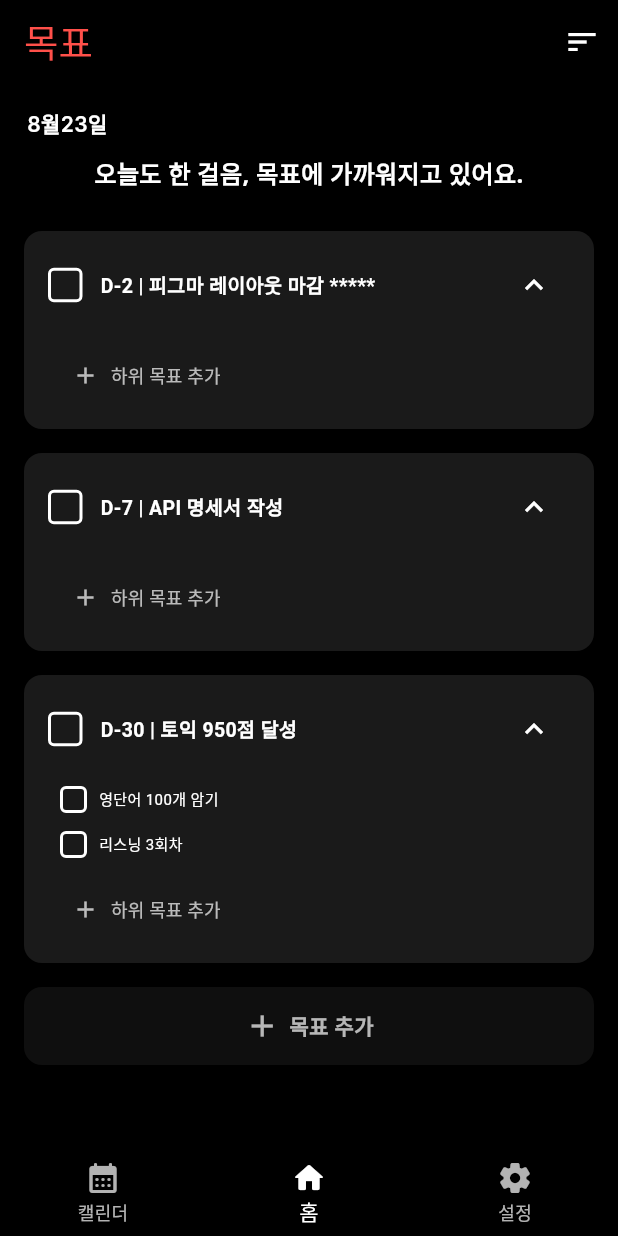
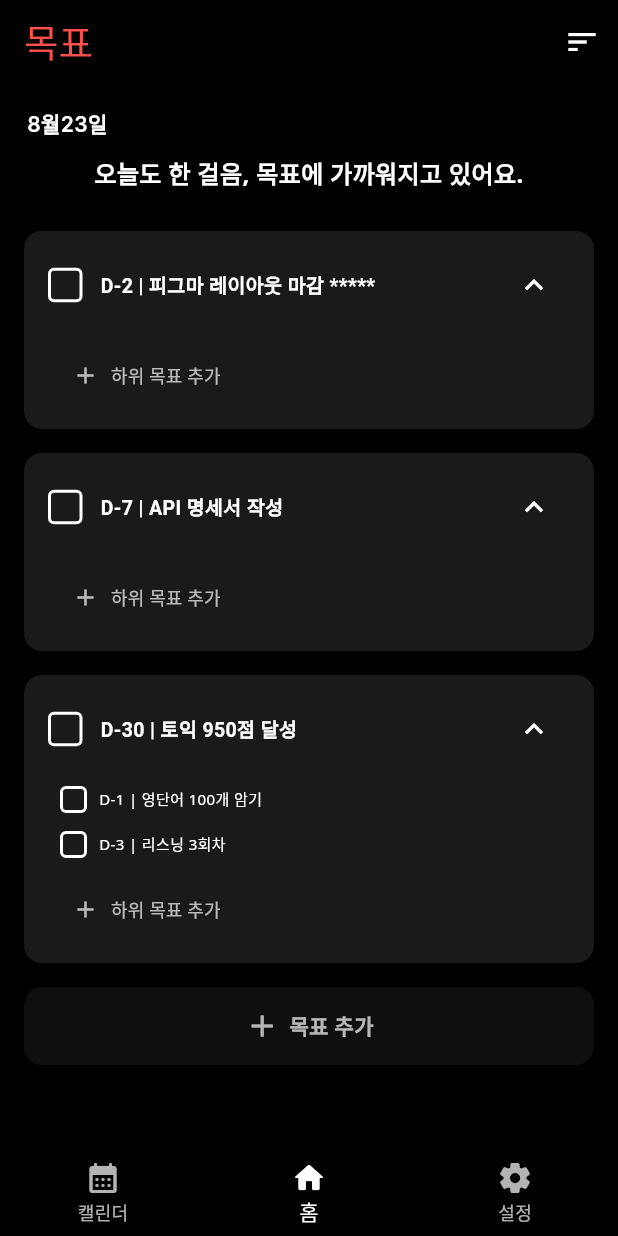
Before and after one commit to SSU-ICT-Project/DM_Frontend, a Flutter app: the screen it shows after launch, on a phone screen of 412 x 824 dp. Run offline on Flutter 3.47's test engine with Material 3 defaults, Android fonts, the phone set to English and light mode, and no system bars; our stand-ins replace font_awesome_flutter, google_fonts, permission_handler; accounts and stored records are empty.

Commit message:
하위 목표 디데이 기능 추가

```diff
--- a/lib/models/goal_model.dart
+++ b/lib/models/goal_model.dart
@@ -5,12 +5,14 @@ class SubGoal {
   final String title;
   final DateTime createdAt;
   final bool isCompleted;
+  final DateTime? deadline;   // 하위 목표 디데이
 
   const SubGoal({
     required this.id,
     required this.title,
     required this.createdAt,
     this.isCompleted = false,
+    this.deadline,        // 하위 목표 디데이
   });
 
   SubGoal copyWith({
@@ -18,14 +20,26 @@ class SubGoal {
     String? title,
     DateTime? createdAt,
     bool? isCompleted,
+    DateTime? deadline, // 하위 목표 디데이
   }) {
     return SubGoal(
       id: id ?? this.id,
       title: title ?? this.title,
       createdAt: createdAt ?? this.createdAt,
       isCompleted: isCompleted ?? this.isCompleted,
+      deadline: deadline ?? this.deadline,    // 하위 목표 디데이
     );
   }
+
+  // 디데이 계산을 위한 getter 추가
+  int? get dDay {
+    if (deadline == null) return null;
+    final now = DateTime.now();
+    final today = DateTime(now.year, now.month, now.day);
+    final due = DateTime(deadline!.year, deadline!.month, deadline!.day);
+    return due.difference(today).inDays;
+  }
+
 }
 
 class Goal {
--- a/lib/screens/goals_screen.dart
+++ b/lib/screens/goals_screen.dart
@@ -29,8 +29,9 @@ class _GoalsScreenState extends State<GoalsScreen> {
         createdAt: DateTime.now().subtract(const Duration(days: 8)),
         deadline: DateTime.now().add(const Duration(days: 30)),
         subGoals: [
-          SubGoal(id: 's1', title: '영단어 100개 암기', createdAt: DateTime(2025, 1, 1)),
-          SubGoal(id: 's2', title: '리스닝 3회차', createdAt: DateTime(2025, 1, 2)),
+          // 하위 데이터 deadline 추가
+          SubGoal(id: 's1', title: '영단어 100개 암기', createdAt: DateTime(2025, 1, 1),deadline: DateTime.now().add(const Duration(days: 1))),
+          SubGoal(id: 's2', title: '리스닝 3회차', createdAt: DateTime(2025, 1, 2), deadline: DateTime.now().add(const Duration(days: 3))),
         ],
       ),
       Goal(
@@ -92,17 +93,24 @@ class _GoalsScreenState extends State<GoalsScreen> {
   }
 
   Future<void> _addSubGoal(String goalId) async {
-    final result = await showDialog<String>(
+    // Map<String, dynamic> 타입으로 결과 받기
+    final result = await showDialog<Map<String, dynamic>>(
       context: context,
       builder: (context) => const _AddSubGoalDialog(),
     );
-    if (result == null || result.trim().isEmpty) return;
+    if (result == null || result['title'].trim().isEmpty) return;
+
     setState(() {
       final index = _goals.indexWhere((g) => g.id == goalId);
       if (index == -1) return;
       final goal = _goals[index];
       final updatedSubs = List<SubGoal>.from(goal.subGoals)
-        ..add(SubGoal(id: UniqueKey().toString(), title: result.trim(), createdAt: DateTime.now()));
+        ..add(SubGoal(
+          id: UniqueKey().toString(),
+          title: result['title'].trim(),
+          createdAt: DateTime.now(),
+          deadline: result['deadline'], // deadline 전달
+        ));
       _goals[index] = goal.copyWith(subGoals: updatedSubs);
     });
   }
@@ -249,13 +257,6 @@ class _GoalsScreenState extends State<GoalsScreen> {
     return base;
   }
 
-  TextStyle _subGoalTextStyle(SubGoal sub) {
-    final base = GoogleFonts.notoSans(fontSize: 10, fontWeight: FontWeight.w400, color: Colors.white);
-    if (sub.isCompleted) {
-      return base.copyWith(decoration: TextDecoration.lineThrough, color: Colors.white70);
-    }
-    return base;
-  }
 
   @override
   Widget build(BuildContext context) {
@@ -411,13 +412,10 @@ class _GoalCard extends StatelessWidget {
                       const SizedBox(width: 8),
                       Expanded(
                         child: Text(
-                          sub.title,
-                          style: TextStyle(
-                            decoration: sub.isCompleted ? TextDecoration.lineThrough : null,
-                            color: Colors.white,
-                            fontSize: 10,
-                            fontWeight: FontWeight.w400,
-                          ),
+                          _subGoalDDayLabel(sub).isNotEmpty
+                              ? '${_subGoalDDayLabel(sub)} | ${sub.title}'
+                              : sub.title,
+                          style: _subGoalTextStyle(sub),
                         ),
                       ),
                     ],
@@ -531,6 +529,21 @@ class _AddMainGoalTile extends StatelessWidget {
     );
   }
 }
+// 하위 목표용 디데이 레이블 함수
+String _subGoalDDayLabel(SubGoal sub) {
+  final d = sub.dDay;
+  if (d == null) return '';
+  if (d == 0) return 'D-DAY';
+  return d > 0 ? 'D-$d' : 'D+${-d}';
+}
+
+TextStyle _subGoalTextStyle(SubGoal sub) {
+  final base = GoogleFonts.notoSans(fontSize: 10, fontWeight: FontWeight.w400, color: Colors.white);
+  if (sub.isCompleted) {
+    return base.copyWith(decoration: TextDecoration.lineThrough, color: Colors.white70);
+  }
+  return base;
+}
 
 class _AddSubGoalDialog extends StatefulWidget {
   const _AddSubGoalDialog({super.key}); // Added super.key
@@ -541,6 +554,7 @@ class _AddSubGoalDialog extends StatefulWidget {
 
 class _AddSubGoalDialogState extends State<_AddSubGoalDialog> {
   final TextEditingController _controller = TextEditingController();
+  DateTime? _deadline;  // 하위 목표 디데이
 
   @override
   void dispose() {
@@ -553,12 +567,45 @@ class _AddSubGoalDialogState extends State<_AddSubGoalDialog> {
     return AlertDialog(
       backgroundColor: Colors.grey[900],
       title: Text('하위 목표 추가', style: GoogleFonts.inter(color: Colors.white)),
-      content: TextField(
-        controller: _controller,
-        decoration: const InputDecoration(labelText: '하위 목표 제목', labelStyle: TextStyle(color: Colors.white70)),
-        style: const TextStyle(color: Colors.white),
-        autofocus: true,
-        onSubmitted: (v) => _submit(),
+      content: SingleChildScrollView(
+        child: Column(
+          mainAxisSize: MainAxisSize.min,
+          children: [
+            TextField(
+              controller: _controller,
+              decoration: const InputDecoration(labelText: '하위 목표 제목', labelStyle: TextStyle(color: Colors.white70)
+              ),
+              style: const TextStyle(color: Colors.white),
+              autofocus: true,
+              onSubmitted: (v) => _submit(),
+            ),
+            const SizedBox(height: 8),
+            // 마감일 선택 위젯 추가
+            Row(
+              children: [
+                Expanded(
+                  child: Text(
+                    _deadline == null ? '마감일 없음' : '마감일: ${_deadline!.toLocal().toString().split(' ').first}',
+                    style: const TextStyle(color: Colors.white70),
+                  ),
+                ),
+                TextButton(
+                  onPressed: () async {
+                    final now = DateTime.now();
+                    final picked = await showDatePicker(
+                      context: context,
+                      initialDate: _deadline ?? now,
+                      firstDate: DateTime(now.year - 1),
+                      lastDate: DateTime(now.year + 5),
+                    );
+                    if (picked != null) setState(() => _deadline = picked);
+                  },
+                  child: const Text('마감일 선택'),
+                ),
+              ],
+            ),
+          ],
+        ),
       ),
       actions: [
         TextButton(onPressed: () => Navigator.pop(context), child: const Text('취소', style: TextStyle(color: Colors.white70))),
@@ -570,7 +617,9 @@ class _AddSubGoalDialogState extends State<_AddSubGoalDialog> {
   void _submit() {
     final text = _controller.text.trim();
     if (text.isEmpty) return;
-    Navigator.pop(context, text);
+    // Navigator.pop(context, text);
+    //  결과값을 Map 형태로 반환
+    Navigator.pop(context, {'title': text, 'deadline': _deadline});
   }
 }
 
```
